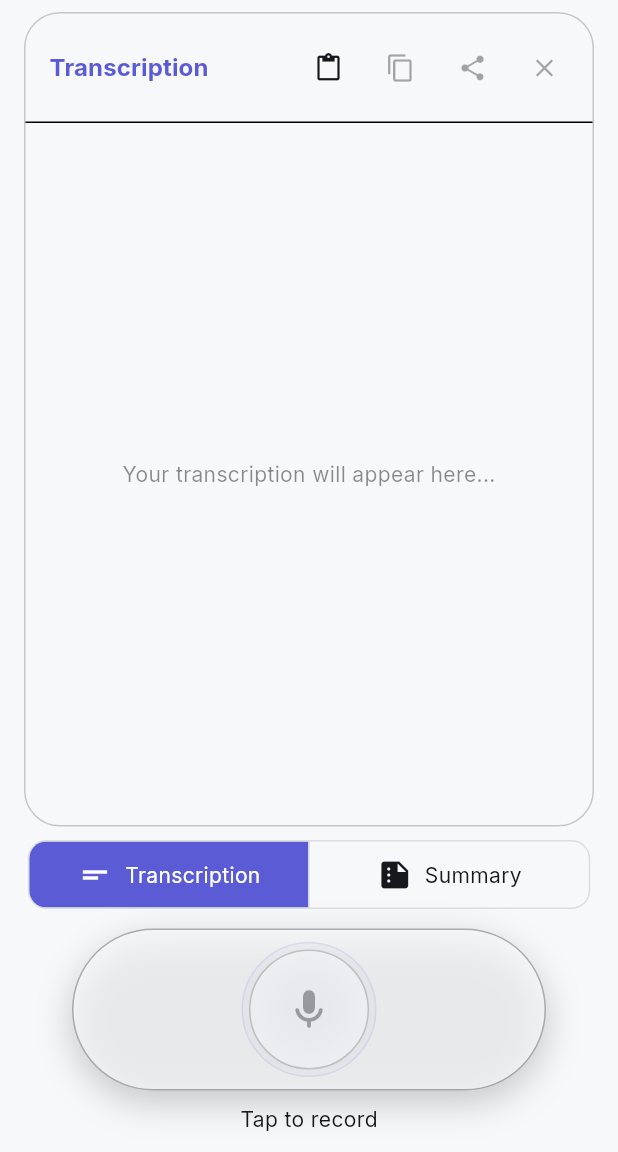
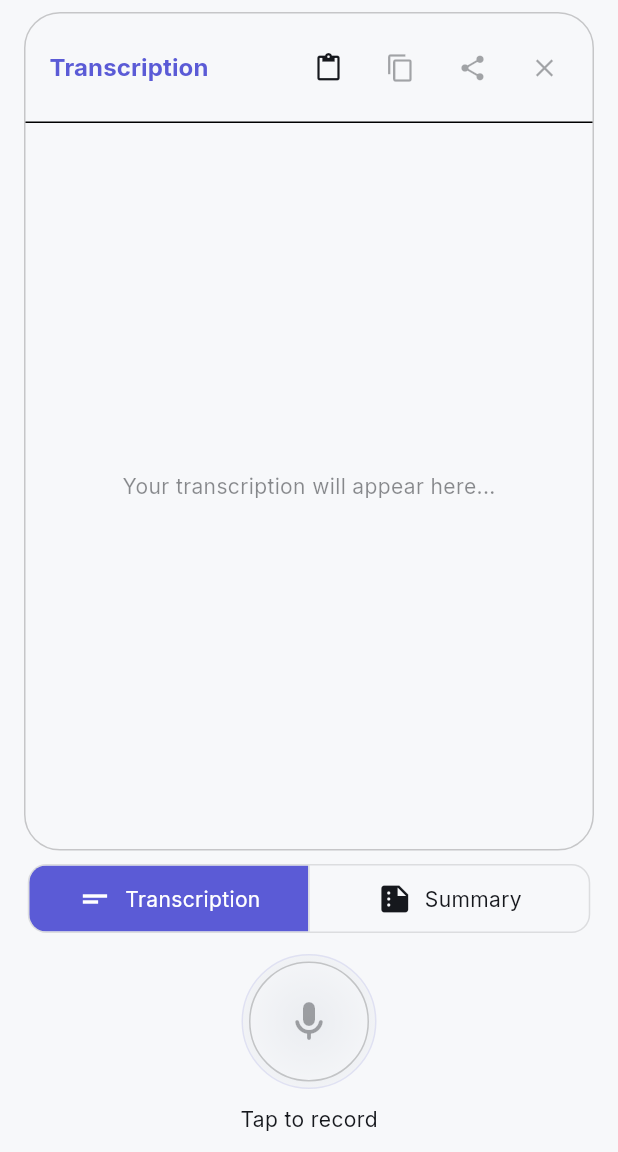
Before and after one commit to vibecodingwean/echoscribe, a Flutter app: the screen it shows after launch, on a phone screen of 412 x 824 dp, the part 84-1236 px from its top. Run offline on Flutter 3.47's test engine with Material 3 defaults, Android fonts, the phone set to English and light mode, and no system bars; our stand-ins replace audioplayers, flutter_markdown_plus, flutter_secure_storage, flutter_svg, google_fonts, share_plus; missing offline and left inert: dart:html, record, share_handler.

Commit message:
button dock fix

```diff
--- a/lib/pages/home_page.dart
+++ b/lib/pages/home_page.dart
@@ -418,22 +418,37 @@ class _HomePageState extends State<HomePage> {
                   ),
                   const SizedBox(height: 12),
                   Center(
-                    child: Container(
-                      padding: const EdgeInsets.symmetric(horizontal: 12, vertical: 8),
+                    child: Builder(
+                      builder: (context) {
+                        final bool showTts = _content.isSummaryMode && _content.currentSummaryValue.trim().isNotEmpty;
+                        final bool showImage = _settings.provider.supportsImage &&
+                                             (_content.isSummaryMode ? _content.currentSummaryValue.trim().isNotEmpty : _content.currentTranscriptValue.trim().isNotEmpty);
+                        final bool showBubble = showTts || showImage;
+
+                        return AnimatedContainer(
+                          duration: const Duration(milliseconds: 300),
+                          padding: EdgeInsets.symmetric(
+                            horizontal: showBubble ? 8 : 0,
+                            vertical: showBubble ? 4 : 0
+                          ),
                           decoration: BoxDecoration(
-                        color: color.surfaceContainerHigh.withValues(alpha: 0.7),
+                            color: showBubble
+                                ? color.surfaceContainerHigh.withValues(alpha: 0.7)
+                                : Colors.transparent,
                             borderRadius: BorderRadius.circular(100),
                             border: Border.all(
-                          color: color.outlineVariant.withValues(alpha: 0.3),
+                              color: showBubble
+                                  ? color.outlineVariant.withValues(alpha: 0.3)
+                                  : Colors.transparent,
                               width: 1,
                             ),
-                        boxShadow: [
+                            boxShadow: showBubble ? [
                               BoxShadow(
                                 color: Colors.black.withValues(alpha: 0.2),
                                 blurRadius: 20,
                                 offset: const Offset(0, 8),
                               )
-                        ],
+                            ] : null,
                           ),
                           child: Row(
                             mainAxisSize: MainAxisSize.min,
@@ -444,7 +459,7 @@ class _HomePageState extends State<HomePage> {
                                 child: Center(
                                   child: AnimatedSwitcher(
                                     duration: const Duration(milliseconds: 300),
-                                child: (_content.isSummaryMode && _content.currentSummaryValue.trim().isNotEmpty)
+                                    child: showTts
                                         ? Container(
                                             padding: const EdgeInsets.all(4),
                                             decoration: BoxDecoration(
@@ -577,7 +592,7 @@ class _HomePageState extends State<HomePage> {
                                 child: Center(
                                   child: AnimatedSwitcher(
                                     duration: const Duration(milliseconds: 300),
-                                child: (_settings.provider.supportsImage && (_content.isSummaryMode ? _content.currentSummaryValue.trim().isNotEmpty : _content.currentTranscriptValue.trim().isNotEmpty))
+                                    child: showImage
                                         ? ImageGenButton(
                                             isLoading: _content.isGeneratingImage,
                                             enabled: _settings.hasActiveApiKey,
@@ -600,6 +615,8 @@ class _HomePageState extends State<HomePage> {
                               ),
                             ],
                           ),
+                        );
+                      },
                     ),
                   ),
                   const SizedBox(height: 8),
--- a/pubspec.yaml
+++ b/pubspec.yaml
@@ -1,7 +1,7 @@
 name: echoscribe
 description: "EchoSribe: Your API key, your data! Summarize and convert spoken words into text, ready to paste with a single tap."
 publish_to: "none"
-version: 1.0.33+40
+version: 1.0.34+41
 environment:
   sdk: ^3.6.0
 
```
Lines whose indentation alone changed are shown as unchanged.
